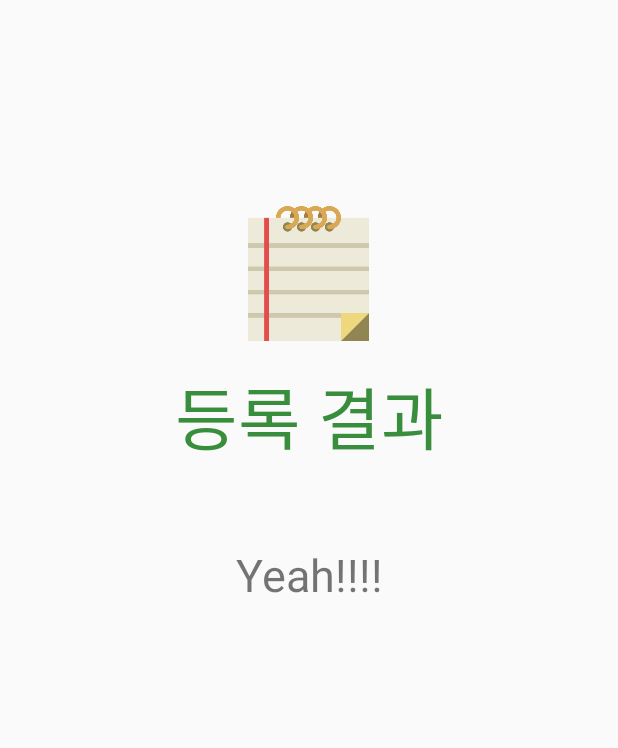
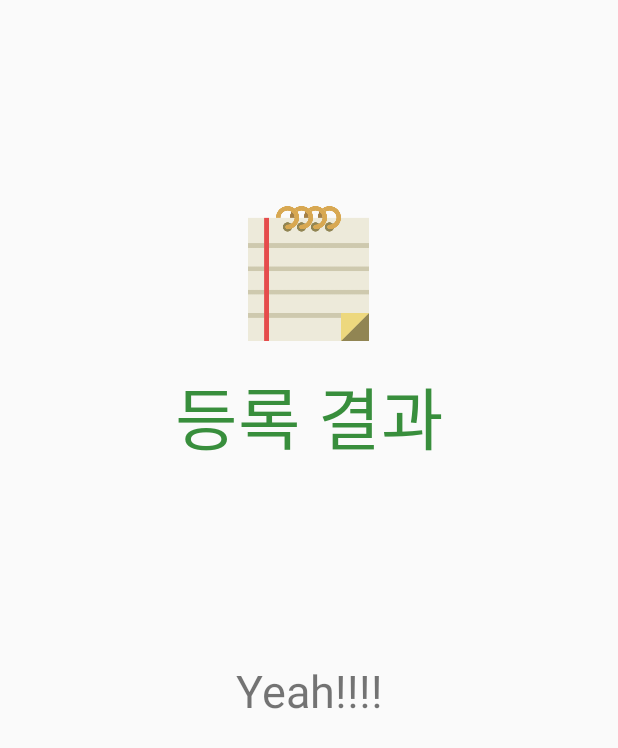
Before and after one commit to yohan5050/Testing, an Android app: the layout activity_rec_no_time.xml on its own in the app's theme, with its tools: preview values and no code run, on a phone screen of 412 x 824 dp. Shown: the top 748 px of the screen. Run offline under Robolectric (Android 15) with nearby library versions, the phone set to English and light mode, and no system bars; Roboto replaces fonts that are not available here.

Commit message:
modified some design in record display

```diff
--- a/app/src/main/java/com/google/cloud/android/reminderapp/RecordActivity.java
+++ b/app/src/main/java/com/google/cloud/android/reminderapp/RecordActivity.java
@@ -84,6 +84,7 @@ public class RecordActivity extends AppCompatActivity {
                 recordImage.clearAnimation();
                 timer.cancel();
                 mText.setText("등록 중...");
+                mText2.setText("");
                 stopBtn.setEnabled(false);
 //                stopBtn.setVisibility(View.GONE);
 //                homeBtn.setVisibility(View.VISIBLE);
@@ -106,6 +107,7 @@ public class RecordActivity extends AppCompatActivity {
                     recordImage.clearAnimation();
                     timer.cancel();
                     mText.setText("등록 중...");
+                    mText2.setText("");
                     stopBtn.setEnabled(false);
 //                    stopBtn.setVisibility(View.GONE);
 //                    homeBtn.setVisibility(View.VISIBLE);
--- a/app/src/main/res/layout/activity_rec_no_time.xml
+++ b/app/src/main/res/layout/activity_rec_no_time.xml
@@ -42,11 +42,27 @@
             android:orientation="vertical">
 
             <TextView
+                android:id="@+id/textTmp"
+                android:layout_width="wrap_content"
+                android:layout_height="wrap_content"
+                android:layout_gravity="center_horizontal"
+                android:layout_marginTop="20dp"
+                android:paddingTop="20dp"
+                android:paddingBottom="10dp"
+                android:text=""
+                android:textColor="#000000"
+                android:textSize="35dp"
+                android:textStyle="bold" />
+
+            <TextView
                 android:id="@+id/text"
                 android:layout_width="match_parent"
                 android:layout_height="wrap_content"
                 android:layout_marginTop="20dp"
-                android:padding="30dp"
+                android:paddingTop="10dp"
+                android:paddingLeft="30dp"
+                android:paddingRight="30dp"
+                android:paddingBottom="30dp"
                 android:gravity="center"
                 android:text="Yeah!!!!"
                 android:textSize="30dp" />
--- a/app/src/main/res/layout/activity_rec_time.xml
+++ b/app/src/main/res/layout/activity_rec_time.xml
@@ -44,10 +44,11 @@
             <TextView
                 android:id="@+id/text"
                 android:layout_width="wrap_content"
-                android:layout_height="120dp"
+                android:layout_height="wrap_content"
                 android:layout_gravity="center_horizontal"
                 android:layout_marginTop="20dp"
-                android:padding="30dp"
+                android:paddingTop="20dp"
+                android:paddingBottom="10dp"
                 android:text="13:00(11/24)"
                 android:textColor="#000000"
                 android:textSize="35dp"
```
